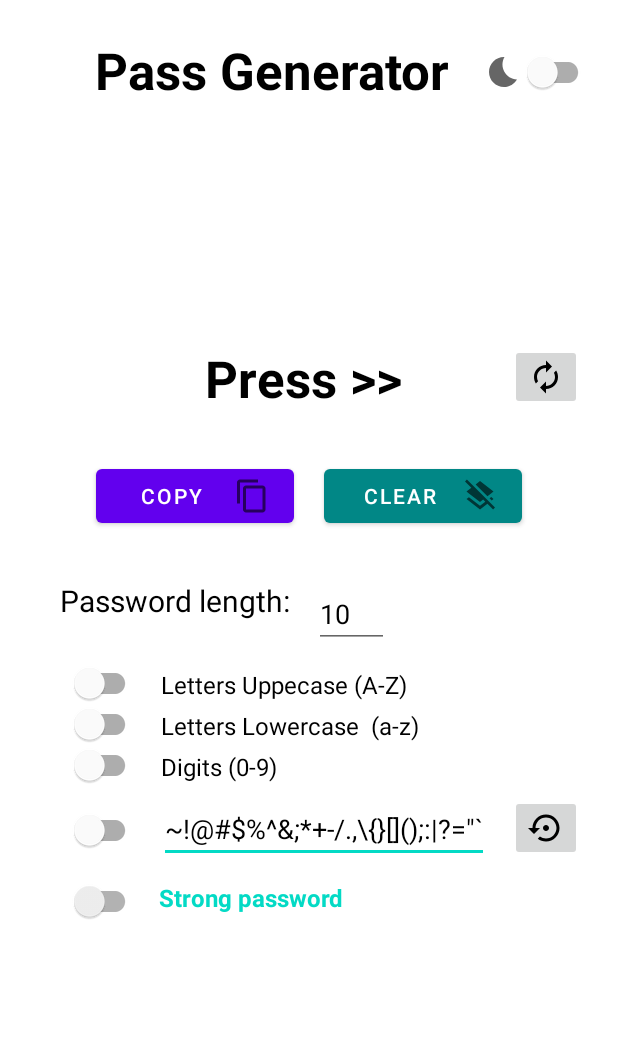
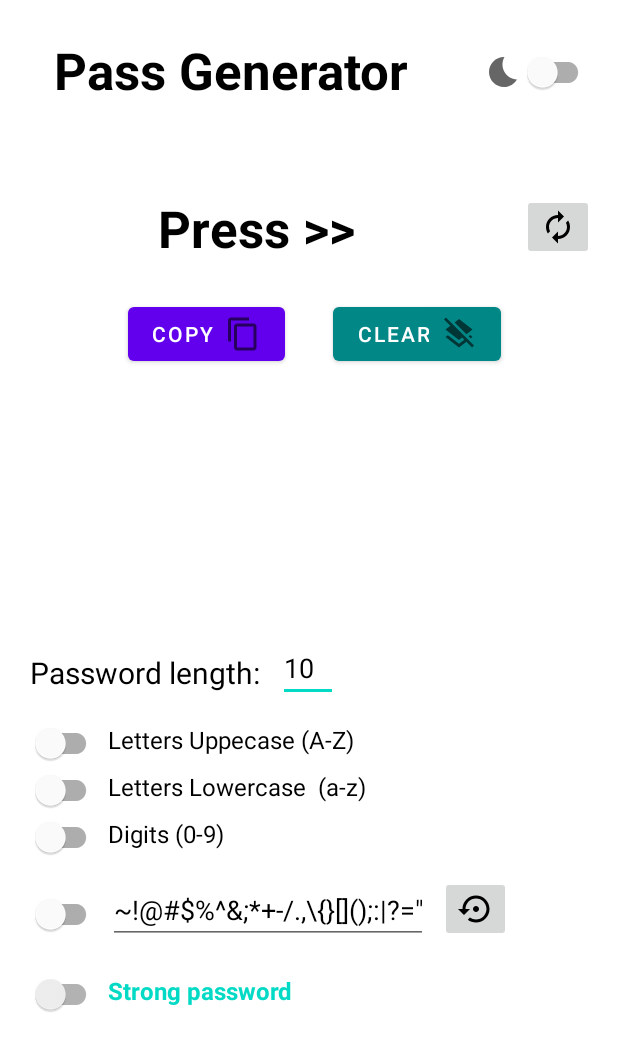
Before and after one commit to gustavodahora/pass-generator, an Android app: the layout activity_main.xml on its own in the app's theme, with its tools: preview values and no code run, on a phone screen of 412 x 824 dp. Shown: the top 1051 px of the screen. Run offline under Robolectric (Android 15) with nearby library versions, the phone set to English and light mode, and no system bars.

Commit message:
Adding a new layout for better experience

```diff
--- a/app/src/main/res/layout/activity_main.xml
+++ b/app/src/main/res/layout/activity_main.xml
@@ -7,41 +7,78 @@
     android:layout_height="match_parent"
     tools:context=".MainActivity">
 
-    <TextView
-        android:id="@+id/force_use_label"
+
+    <ImageButton
+        android:id="@+id/imageButton"
         android:layout_width="wrap_content"
         android:layout_height="wrap_content"
-        android:layout_marginStart="12dp"
-        android:layout_marginLeft="12dp"
-        android:layout_marginTop="20dp"
-        android:text="Strong password"
-        android:textColor="@color/teal_200"
-        android:textSize="16sp"
+        android:layout_marginEnd="16dp"
+        android:layout_marginRight="16dp"
+        android:onClick="randomPass"
+        app:layout_constraintEnd_toEndOf="parent"
+        app:layout_constraintTop_toTopOf="@+id/passwordText"
+        app:srcCompat="@drawable/ic_baseline_autorenew_24" />
+
+    <Button
+        android:id="@+id/copy"
+        android:layout_width="wrap_content"
+        android:layout_height="wrap_content"
+        android:layout_marginTop="24dp"
+        android:layout_marginEnd="16dp"
+        android:layout_marginRight="16dp"
+        android:layout_weight="1"
+        android:drawableRight="@drawable/ic_baseline_content_copy_24"
+        android:onClick="copy"
+        android:text="Copy"
+        app:layout_constraintEnd_toStartOf="@+id/guideline3"
+        app:layout_constraintTop_toBottomOf="@+id/passwordText" />
+
+    <Button
+        android:id="@+id/clear"
+        android:layout_width="0dp"
+        android:layout_height="wrap_content"
+        android:layout_marginStart="16dp"
+        android:layout_marginLeft="16dp"
+        android:layout_marginTop="24dp"
+        android:layout_weight="1"
+        android:drawableRight="@drawable/ic_baseline_layers_clear_24"
+        android:onClick="clear"
+        android:text="CLEAR"
+        android:textColorHighlight="@color/teal_700"
+        android:textColorLink="@color/teal_700"
+        app:backgroundTint="@color/teal_700"
+        app:layout_constraintStart_toStartOf="@+id/guideline3"
+        app:layout_constraintTop_toBottomOf="@+id/passwordText" />
+
+    <TextView
+        android:id="@+id/passwordText"
+        android:layout_width="270dp"
+        android:layout_height="wrap_content"
+        android:layout_marginStart="36dp"
+        android:layout_marginLeft="36dp"
+        android:layout_marginTop="60dp"
+        android:gravity="center"
+        android:text="@string/passTemporary"
+        android:textColor="?android:attr/textColorPrimary"
+        android:textSize="34sp"
         android:textStyle="bold"
-        app:layout_constraintStart_toEndOf="@+id/force_use"
-        app:layout_constraintTop_toBottomOf="@+id/switchSpecial" />
+        app:layout_constraintStart_toStartOf="parent"
+        app:layout_constraintTop_toBottomOf="@+id/app_title" />
 
+    <TextView
+        android:id="@+id/app_title"
+        android:layout_width="wrap_content"
+        android:layout_height="wrap_content"
+        android:layout_marginStart="36dp"
+        android:layout_marginLeft="36dp"
+        android:layout_marginTop="24dp"
+        android:text="@string/app_name"
+        android:textColor="?android:attr/textColorPrimary"
+        android:textSize="34sp"
+        android:textStyle="bold"
+        app:layout_constraintStart_toStartOf="parent"
+        app:layout_constraintTop_toTopOf="parent" />
 
-    <com.google.android.material.switchmaterial.SwitchMaterial
-        android:id="@+id/switchLower"
-        android:layout_width="54dp"
-        android:layout_height="18dp"
-        android:layout_marginStart="40dp"
-        android:layout_marginLeft="40dp"
-        android:onClick="strongPassword"
-        app:layout_constraintStart_toStartOf="parent"
-        app:layout_constraintTop_toBottomOf="@+id/switch_upper" />
-
-    <com.google.android.material.switchmaterial.SwitchMaterial
-        android:id="@+id/switch_upper"
-        android:layout_width="54dp"
-        android:layout_height="18dp"
-        android:layout_marginStart="40dp"
-        android:layout_marginLeft="40dp"
-        android:layout_marginTop="28dp"
-        android:onClick="strongPassword"
-        app:layout_constraintStart_toStartOf="parent"
-        app:layout_constraintTop_toBottomOf="@+id/textView" />
 
     <com.google.android.material.switchmaterial.SwitchMaterial
         android:id="@+id/darkTheme"
@@ -55,132 +92,47 @@
         app:layout_constraintEnd_toEndOf="parent"
         app:layout_constraintTop_toTopOf="parent" />
 
-    <TextView
-        android:id="@+id/app_title"
+    <androidx.constraintlayout.widget.Guideline
+        android:id="@+id/guideline3"
         android:layout_width="wrap_content"
         android:layout_height="wrap_content"
+        android:orientation="vertical"
+        app:layout_constraintGuide_percent="0.5" />
+
+    <ScrollView
+        android:layout_width="0dp"
+        android:layout_height="wrap_content"
         android:layout_marginTop="24dp"
-        android:text="@string/app_name"
-        android:textColor="?android:attr/textColorPrimary"
-        android:textSize="34sp"
-        android:textStyle="bold"
+        app:layout_constraintBottom_toBottomOf="parent"
         app:layout_constraintEnd_toEndOf="parent"
-        app:layout_constraintHorizontal_bias="0.363"
+        app:layout_constraintHorizontal_bias="0.0"
         app:layout_constraintStart_toStartOf="parent"
-        app:layout_constraintTop_toTopOf="parent" />
+        app:layout_constraintTop_toBottomOf="@+id/copy">
+
+        <androidx.constraintlayout.widget.ConstraintLayout
+            android:layout_width="match_parent"
+            android:layout_height="wrap_content"
+            android:layout_weight="1"
+            tools:context=".MainActivity">
 
             <TextView
-        android:id="@+id/passwordText"
-        android:layout_width="270dp"
-        android:layout_height="wrap_content"
-        android:layout_marginStart="64dp"
-        android:layout_marginLeft="64dp"
-        android:layout_marginTop="160dp"
-        android:gravity="center"
-        android:text="@string/passTemporary"
-        android:textColor="?android:attr/textColorPrimary"
-        android:textSize="34sp"
-        android:textStyle="bold"
-        app:layout_constraintEnd_toStartOf="@+id/imageButton"
-        app:layout_constraintStart_toStartOf="parent"
-        app:layout_constraintTop_toBottomOf="@+id/app_title" />
-
-    <LinearLayout
-        android:id="@+id/linearLayout"
-        android:layout_width="match_parent"
-        android:layout_height="wrap_content"
-        android:layout_marginStart="24dp"
-        android:layout_marginLeft="24dp"
-        android:layout_marginTop="32dp"
-        android:layout_marginEnd="24dp"
-        android:layout_marginRight="24dp"
-        android:orientation="horizontal"
-        app:layout_constraintEnd_toEndOf="parent"
-        app:layout_constraintStart_toStartOf="parent"
-        app:layout_constraintTop_toBottomOf="@+id/passwordText">
-
-        <Button
-            android:id="@+id/copy"
-            android:layout_width="70dp"
-            android:layout_height="wrap_content"
-            android:layout_marginStart="40dp"
-            android:layout_marginLeft="40dp"
-            android:layout_marginEnd="10dp"
-            android:layout_marginRight="10dp"
-            android:layout_weight="1"
-            android:drawableRight="@drawable/ic_baseline_content_copy_24"
-            android:onClick="copy"
-            android:text="Copy" />
-
-        <Button
-            android:id="@+id/clear"
-            android:layout_width="70dp"
-            android:layout_height="wrap_content"
-            android:layout_marginStart="10dp"
-            android:layout_marginLeft="10dp"
-            android:layout_marginEnd="40dp"
-            android:layout_marginRight="40dp"
-            android:layout_weight="1"
-            android:drawableRight="@drawable/ic_baseline_layers_clear_24"
-            android:onClick="clear"
-            android:text="CLEAR"
-            android:textColorHighlight="@color/teal_700"
-            android:textColorLink="@color/teal_700"
-            app:backgroundTint="@color/teal_700" />
-    </LinearLayout>
-
-    <ImageButton
-        android:id="@+id/imageButton"
+                android:id="@+id/textView5"
                 android:layout_width="wrap_content"
                 android:layout_height="wrap_content"
-        android:layout_marginEnd="24dp"
-        android:layout_marginRight="24dp"
-        android:onClick="randomPass"
-        app:layout_constraintEnd_toEndOf="parent"
-        app:layout_constraintTop_toTopOf="@+id/passwordText"
-        app:srcCompat="@drawable/ic_baseline_autorenew_24" />
-
-    <com.google.android.material.switchmaterial.SwitchMaterial
-        android:id="@+id/switchDigits"
-        android:layout_width="54dp"
-        android:layout_height="18dp"
-        android:layout_marginStart="40dp"
-        android:layout_marginLeft="40dp"
-        android:onClick="strongPassword"
-        app:layout_constraintStart_toStartOf="parent"
-        app:layout_constraintTop_toBottomOf="@+id/switchLower" />
-
-    <com.google.android.material.switchmaterial.SwitchMaterial
-        android:id="@+id/switchSpecial"
-        android:layout_width="54dp"
-        android:layout_height="18dp"
-        android:layout_marginStart="40dp"
-        android:layout_marginLeft="40dp"
-        android:layout_marginTop="16dp"
-        android:onClick="strongPassword"
-        app:layout_constraintStart_toStartOf="parent"
-        app:layout_constraintTop_toBottomOf="@+id/switchDigits" />
-
-    <TextView
-        android:id="@+id/textView3"
-        android:layout_width="wrap_content"
-        android:layout_height="wrap_content"
-        android:layout_marginStart="13dp"
-        android:layout_marginLeft="13dp"
-        android:layout_marginTop="3dp"
-        android:text="Letters Uppecase (A-Z)"
+                android:layout_marginStart="4dp"
+                android:layout_marginLeft="4dp"
+                android:text="Digits (0-9)"
                 android:textColor="?android:attr/textColorPrimary"
                 android:textSize="16sp"
-        app:layout_constraintStart_toEndOf="@+id/switch_upper"
-        app:layout_constraintTop_toTopOf="@+id/switch_upper" />
+                app:layout_constraintStart_toEndOf="@+id/switchDigits"
+                app:layout_constraintTop_toTopOf="@+id/switchDigits" />
 
             <TextView
                 android:id="@+id/textView4"
                 android:layout_width="wrap_content"
                 android:layout_height="wrap_content"
-        android:layout_marginStart="13dp"
-        android:layout_marginLeft="13dp"
-        android:layout_marginTop="3dp"
+                android:layout_marginStart="4dp"
+                android:layout_marginLeft="4dp"
                 android:text="Letters Lowercase  (a-z)"
                 android:textColor="?android:attr/textColorPrimary"
                 android:textSize="16sp"
@@ -188,81 +140,141 @@
                 app:layout_constraintTop_toTopOf="@+id/switchLower" />
 
             <TextView
-        android:id="@+id/textView5"
+                android:id="@+id/textView3"
                 android:layout_width="wrap_content"
                 android:layout_height="wrap_content"
-        android:layout_marginStart="13dp"
-        android:layout_marginLeft="13dp"
-        android:layout_marginTop="3dp"
-        android:text="Digits (0-9)"
+                android:layout_marginStart="4dp"
+                android:layout_marginLeft="4dp"
+                android:text="Letters Uppecase (A-Z)"
                 android:textColor="?android:attr/textColorPrimary"
                 android:textSize="16sp"
-        app:layout_constraintStart_toEndOf="@+id/switchDigits"
-        app:layout_constraintTop_toTopOf="@+id/switchDigits" />
+                app:layout_constraintStart_toEndOf="@+id/switch_upper"
+                app:layout_constraintTop_toTopOf="@+id/switch_upper" />
 
             <EditText
-        android:id="@+id/special"
-        android:layout_width="220dp"
+                android:id="@+id/password_lenght"
+                android:layout_width="40dp"
                 android:layout_height="wrap_content"
                 android:layout_marginStart="12dp"
                 android:layout_marginLeft="12dp"
-        android:layout_marginTop="8dp"
-        android:ems="10"
-        android:inputType="textPersonName"
-        android:text='~!@#$%^&amp;;*+-/.,\\{}[]();:|?="`'
-        app:layout_constraintStart_toEndOf="@+id/switchSpecial"
-        app:layout_constraintTop_toBottomOf="@+id/textView5" />
-
-    <EditText
-        android:id="@+id/password_lenght"
-        android:layout_width="50dp"
-        android:layout_height="wrap_content"
-        android:layout_marginStart="16dp"
-        android:layout_marginLeft="16dp"
-        android:layout_marginTop="32dp"
+                android:layout_marginTop="4dp"
                 android:ems="10"
                 android:inputType="number"
                 android:maxLength="2"
                 android:text="10"
                 app:layout_constraintStart_toEndOf="@+id/textView"
-        app:layout_constraintTop_toBottomOf="@+id/linearLayout" />
+                app:layout_constraintTop_toTopOf="parent" />
+
+            <com.google.android.material.switchmaterial.SwitchMaterial
+                android:id="@+id/switchSpecial"
+                android:layout_width="wrap_content"
+                android:layout_height="20dp"
+                android:layout_marginStart="20dp"
+                android:layout_marginLeft="20dp"
+                android:layout_marginTop="24dp"
+                android:onClick="strongPassword"
+                app:layout_constraintStart_toStartOf="parent"
+                app:layout_constraintTop_toBottomOf="@+id/switchDigits" />
+
+            <com.google.android.material.switchmaterial.SwitchMaterial
+                android:id="@+id/switchLower"
+                android:layout_width="wrap_content"
+                android:layout_height="20dp"
+                android:layout_marginStart="20dp"
+                android:layout_marginLeft="20dp"
+                android:layout_marginTop="4dp"
+                android:onClick="strongPassword"
+                app:layout_constraintStart_toStartOf="parent"
+                app:layout_constraintTop_toBottomOf="@+id/switch_upper" />
+
+            <com.google.android.material.switchmaterial.SwitchMaterial
+                android:id="@+id/switch_upper"
+                android:layout_width="wrap_content"
+                android:layout_height="20dp"
+                android:layout_marginStart="20dp"
+                android:layout_marginLeft="20dp"
+                android:layout_marginTop="20dp"
+                android:onClick="strongPassword"
+                app:layout_constraintStart_toStartOf="parent"
+                app:layout_constraintTop_toBottomOf="@+id/textView" />
+
+            <ImageButton
+                android:id="@+id/imageButton2"
+                android:layout_width="47dp"
+                android:layout_height="44dp"
+                android:layout_marginStart="8dp"
+                android:layout_marginLeft="8dp"
+                android:onClick="resetSpecialCharacters"
+                app:layout_constraintStart_toEndOf="@+id/special"
+                app:layout_constraintTop_toTopOf="@+id/special"
+                app:srcCompat="@drawable/ic_baseline_settings_backup_restore_24" />
+
+            <com.google.android.material.switchmaterial.SwitchMaterial
+                android:id="@+id/force_use"
+                android:layout_width="wrap_content"
+                android:layout_height="20dp"
+                android:layout_marginStart="20dp"
+                android:layout_marginLeft="20dp"
+                android:layout_marginTop="20dp"
+                android:onClick="strongPassword"
+                android:theme="@style/BrandedSwitch"
+                app:layout_constraintStart_toStartOf="parent"
+                app:layout_constraintTop_toBottomOf="@+id/special" />
+
+            <EditText
+                android:id="@+id/special"
+                android:layout_width="wrap_content"
+                android:layout_height="wrap_content"
+                android:layout_marginStart="4dp"
+                android:layout_marginLeft="4dp"
+                android:layout_marginTop="12dp"
+                android:ems="10"
+                android:inputType="textPersonName"
+                android:text='~!@#$%^&amp;;*+-/.,\\{}[]();:|?="`'
+                app:layout_constraintStart_toEndOf="@+id/switchSpecial"
+                app:layout_constraintTop_toBottomOf="@+id/switchDigits" />
+
+            <com.google.android.material.switchmaterial.SwitchMaterial
+                android:id="@+id/switchDigits"
+                android:layout_width="wrap_content"
+                android:layout_height="20dp"
+                android:layout_marginStart="20dp"
+                android:layout_marginLeft="20dp"
+                android:layout_marginTop="4dp"
+                android:onClick="strongPassword"
+                app:layout_constraintStart_toStartOf="parent"
+                app:layout_constraintTop_toBottomOf="@+id/switchLower" />
 
             <TextView
                 android:id="@+id/textView"
                 android:layout_width="wrap_content"
                 android:layout_height="wrap_content"
-        android:layout_marginStart="40dp"
-        android:layout_marginLeft="40dp"
-        android:layout_marginTop="32dp"
+                android:layout_marginStart="20dp"
+                android:layout_marginLeft="20dp"
+                android:layout_marginTop="16dp"
                 android:text="Password length:"
                 android:textColor="?android:attr/textColorPrimary"
                 android:textSize="20sp"
                 app:layout_constraintStart_toStartOf="parent"
-        app:layout_constraintTop_toBottomOf="@+id/linearLayout" />
+                app:layout_constraintTop_toTopOf="parent" />
 
-    <ImageButton
-        android:id="@+id/imageButton2"
+            <TextView
+                android:id="@+id/force_use_label"
                 android:layout_width="wrap_content"
                 android:layout_height="wrap_content"
-        android:layout_marginTop="8dp"
-        android:layout_marginEnd="24dp"
-        android:layout_marginRight="24dp"
-        android:onClick="resetSpecialCharacters"
-        app:layout_constraintEnd_toEndOf="parent"
-        app:layout_constraintTop_toBottomOf="@+id/textView5"
-        app:srcCompat="@drawable/ic_baseline_settings_backup_restore_24" />
-
-    <com.google.android.material.switchmaterial.SwitchMaterial
-        android:id="@+id/force_use"
-        android:layout_width="54dp"
-        android:layout_height="18dp"
-        android:layout_marginStart="40dp"
-        android:layout_marginLeft="40dp"
-        android:layout_marginTop="12dp"
-        android:onClick="strongPassword"
-        android:theme="@style/BrandedSwitch"
-        app:layout_constraintStart_toStartOf="parent"
+                android:layout_marginStart="4dp"
+                android:layout_marginLeft="4dp"
+                android:layout_marginTop="20dp"
+                android:text="Strong password"
+                android:textColor="@color/teal_200"
+                android:textSize="16sp"
+                android:textStyle="bold"
+                app:layout_constraintStart_toEndOf="@+id/force_use"
                 app:layout_constraintTop_toBottomOf="@+id/special" />
 
 
         </androidx.constraintlayout.widget.ConstraintLayout>
+    </ScrollView>
+
+
+</androidx.constraintlayout.widget.ConstraintLayout>
```
Lines whose indentation alone changed are shown as unchanged.
